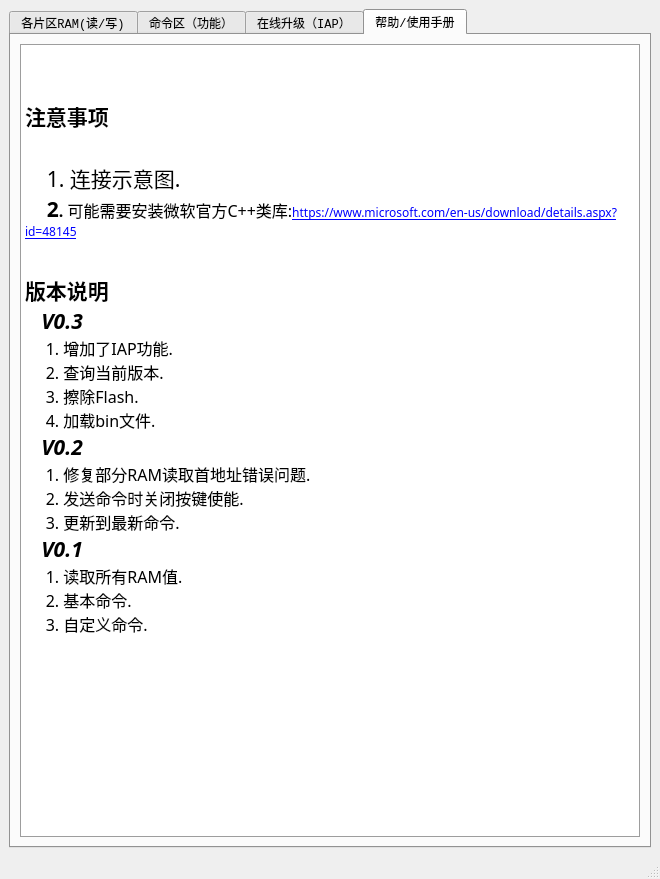
First picture: the form in CSM37F58_APP.ui, repository junglefive/EightPoleModuleTester, before the edit.
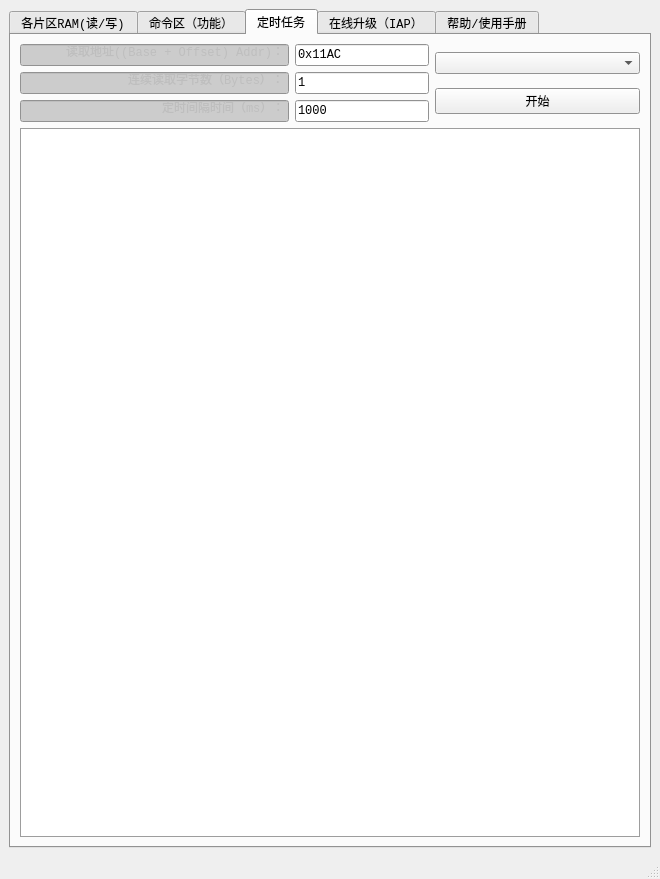
Second picture: the form after the edit. The open tabs and pages were chosen to show the change. Icons and pictures are not drawn.

Commit message: v0.4,增加定时查询

```diff
--- a/CSM37F58_APP.ui
+++ b/CSM37F58_APP.ui
@@ -1301,6 +1301,117 @@
        <zorder>checkBox_16</zorder>
        <zorder>label_19</zorder>
       </widget>
+      <widget class="QWidget" name="tab_12">
+       <attribute name="title">
+        <string>定时任务</string>
+       </attribute>
+       <layout class="QGridLayout" name="gridLayout">
+        <item row="0" column="0">
+         <layout class="QHBoxLayout" name="horizontalLayout_23" stretch="2,1">
+          <item>
+           <layout class="QVBoxLayout" name="verticalLayout_11">
+            <item>
+             <layout class="QHBoxLayout" name="horizontalLayout_24" stretch="2,1">
+              <item>
+               <widget class="QLineEdit" name="lineEdit_8">
+                <property name="enabled">
+                 <bool>false</bool>
+                </property>
+                <property name="text">
+                 <string>读取地址((Base + Offset) Addr)：</string>
+                </property>
+                <property name="alignment">
+                 <set>Qt::AlignRight|Qt::AlignTrailing|Qt::AlignVCenter</set>
+                </property>
+               </widget>
+              </item>
+              <item>
+               <widget class="QLineEdit" name="line_timer_read_addr">
+                <property name="text">
+                 <string>0x11AC</string>
+                </property>
+               </widget>
+              </item>
+             </layout>
+            </item>
+            <item>
+             <layout class="QHBoxLayout" name="horizontalLayout_25" stretch="2,1">
+              <item>
+               <widget class="QLineEdit" name="lineEdit_9">
+                <property name="enabled">
+                 <bool>false</bool>
+                </property>
+                <property name="layoutDirection">
+                 <enum>Qt::LeftToRight</enum>
+                </property>
+                <property name="text">
+                 <string>连续读取字节数（Bytes）：</string>
+                </property>
+                <property name="alignment">
+                 <set>Qt::AlignRight|Qt::AlignTrailing|Qt::AlignVCenter</set>
+                </property>
+               </widget>
+              </item>
+              <item>
+               <widget class="QLineEdit" name="line_timer_read_byte_len">
+                <property name="text">
+                 <string>1</string>
+                </property>
+               </widget>
+              </item>
+             </layout>
+            </item>
+            <item>
+             <layout class="QHBoxLayout" name="horizontalLayout_26" stretch="2,1">
+              <item>
+               <widget class="QLineEdit" name="lineEdit_6">
+                <property name="enabled">
+                 <bool>false</bool>
+                </property>
+                <property name="text">
+                 <string>定时间隔时间（ms）：</string>
+                </property>
+                <property name="alignment">
+                 <set>Qt::AlignRight|Qt::AlignTrailing|Qt::AlignVCenter</set>
+                </property>
+               </widget>
+              </item>
+              <item>
+               <widget class="QLineEdit" name="line_read_time">
+                <property name="text">
+                 <string>1000</string>
+                </property>
+               </widget>
+              </item>
+             </layout>
+            </item>
+           </layout>
+          </item>
+          <item>
+           <layout class="QVBoxLayout" name="verticalLayout_12">
+            <item>
+             <widget class="QComboBox" name="comboBox_read_timer">
+              <property name="layoutDirection">
+               <enum>Qt::LeftToRight</enum>
+              </property>
+             </widget>
+            </item>
+            <item>
+             <widget class="QPushButton" name="btn_read_timer">
+              <property name="text">
+               <string>开始</string>
+              </property>
+             </widget>
+            </item>
+           </layout>
+          </item>
+         </layout>
+        </item>
+        <item row="1" column="0">
+         <widget class="QPlainTextEdit" name="plainTextEdit_read_timer"/>
+        </item>
+       </layout>
+      </widget>
       <widget class="QWidget" name="tab_13">
        <attribute name="title">
         <string>在线升级（IAP）</string>
@@ -1413,6 +1524,9 @@
 &lt;p style=&quot;-qt-paragraph-type:empty; margin-top:0px; margin-bottom:0px; margin-left:0px; margin-right:0px; -qt-block-indent:0; text-indent:0px; text-decoration: underline; color:#0000ff;&quot;&gt;&lt;br /&gt;&lt;/p&gt;
 &lt;p style=&quot;-qt-paragraph-type:empty; margin-top:0px; margin-bottom:0px; margin-left:0px; margin-right:0px; -qt-block-indent:0; text-indent:0px; text-decoration: underline; color:#0000ff;&quot;&gt;&lt;br /&gt;&lt;/p&gt;
 &lt;p style=&quot; margin-top:0px; margin-bottom:0px; margin-left:0px; margin-right:0px; -qt-block-indent:0; text-indent:0px;&quot;&gt;&lt;span style=&quot; font-family:'Consolas'; font-size:16pt; font-weight:600;&quot;&gt;版本说明&lt;/span&gt;&lt;/p&gt;
+&lt;p style=&quot; margin-top:0px; margin-bottom:0px; margin-left:0px; margin-right:0px; -qt-block-indent:0; text-indent:0px;&quot;&gt;&lt;span style=&quot; font-family:'Consolas'; font-size:16pt; font-weight:600;&quot;&gt;   &lt;/span&gt;&lt;span style=&quot; font-family:'Consolas'; font-size:16pt; font-weight:600; font-style:italic;&quot;&gt;V0.4&lt;/span&gt;&lt;/p&gt;
+&lt;p style=&quot; margin-top:0px; margin-bottom:0px; margin-left:0px; margin-right:0px; -qt-block-indent:0; text-indent:0px;&quot;&gt;&lt;span style=&quot; font-family:'Consolas'; font-size:12pt;&quot;&gt;     1. 增加了定时查询制定地址&lt;/span&gt;&lt;/p&gt;
+&lt;p style=&quot; margin-top:0px; margin-bottom:0px; margin-left:0px; margin-right:0px; -qt-block-indent:0; text-indent:0px;&quot;&gt;&lt;span style=&quot; font-family:'Consolas'; font-size:12pt;&quot;&gt;     2. 保存对应的十进制数据到.csv文件&lt;/span&gt;&lt;/p&gt;
 &lt;p style=&quot; margin-top:0px; margin-bottom:0px; margin-left:0px; margin-right:0px; -qt-block-indent:0; text-indent:0px;&quot;&gt;&lt;span style=&quot; font-family:'Consolas'; font-size:16pt; font-weight:600;&quot;&gt;   &lt;/span&gt;&lt;span style=&quot; font-family:'Consolas'; font-size:16pt; font-weight:600; font-style:italic;&quot;&gt;V0.3&lt;/span&gt;&lt;/p&gt;
 &lt;p style=&quot; margin-top:0px; margin-bottom:0px; margin-left:0px; margin-right:0px; -qt-block-indent:0; text-indent:0px;&quot;&gt;&lt;span style=&quot; font-family:'Consolas'; font-size:12pt;&quot;&gt;     1. 增加了IAP功能.&lt;/span&gt;&lt;/p&gt;
 &lt;p style=&quot; margin-top:0px; margin-bottom:0px; margin-left:0px; margin-right:0px; -qt-block-indent:0; text-indent:0px;&quot;&gt;&lt;span style=&quot; font-family:'Consolas'; font-size:12pt;&quot;&gt;     2. 查询当前版本.&lt;/span&gt;&lt;/p&gt;
```
Left out of the diff: 5 changed lines with no effect on the pictures. The commit also changes 11 other files.
